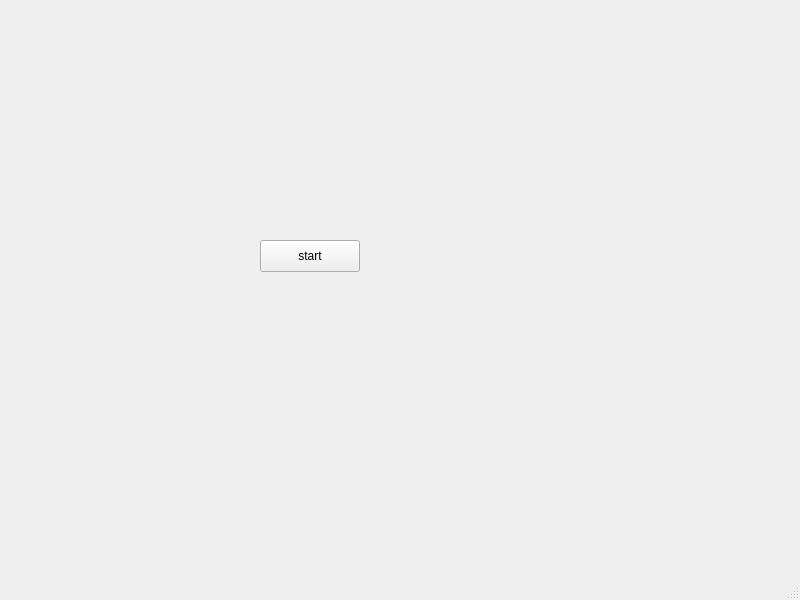
Qt form noobmainwindow.ui (UofU-CS3505/cs3505-assignment9-KingsleyCRS) before a commit.
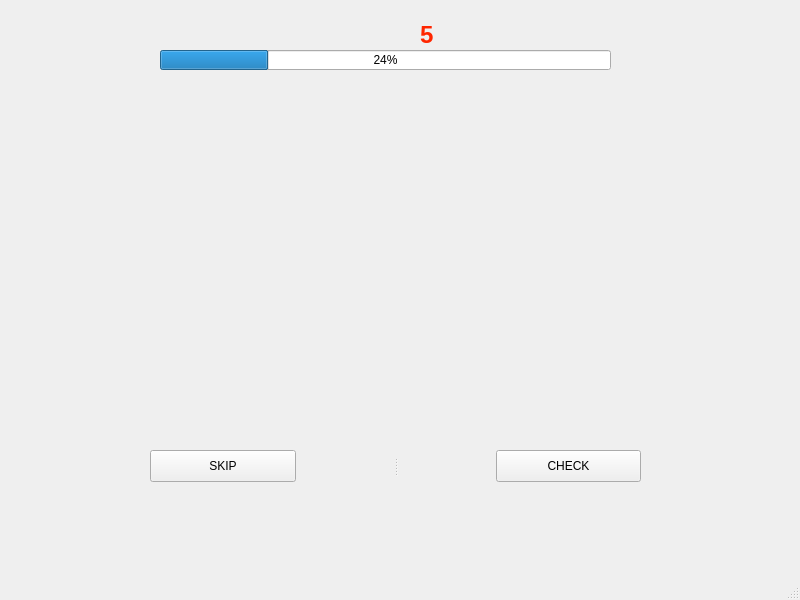
The same form after that commit. Icons and pictures are not drawn.

```diff
--- a/noobmainwindow.ui
+++ b/noobmainwindow.ui
@@ -14,18 +14,73 @@
    <string>MainWindow</string>
   </property>
   <widget class="QWidget" name="centralwidget">
-   <widget class="QPushButton" name="backButton">
+   <widget class="QProgressBar" name="progressBar">
     <property name="geometry">
      <rect>
-      <x>260</x>
-      <y>240</y>
-      <width>100</width>
+      <x>160</x>
+      <y>50</y>
+      <width>451</width>
+      <height>20</height>
+     </rect>
+    </property>
+    <property name="value">
+     <number>24</number>
+    </property>
+   </widget>
+   <widget class="QLabel" name="label">
+    <property name="geometry">
+     <rect>
+      <x>370</x>
+      <y>20</y>
+      <width>31</width>
+      <height>31</height>
+     </rect>
+    </property>
+    <property name="styleSheet">
+     <string notr="true">border-image: url(:/heart.jpg);</string>
+    </property>
+    <property name="text">
+     <string/>
+    </property>
+   </widget>
+   <widget class="QLabel" name="label_2">
+    <property name="geometry">
+     <rect>
+      <x>420</x>
+      <y>20</y>
+      <width>21</width>
+      <height>31</height>
+     </rect>
+    </property>
+    <property name="text">
+     <string>&lt;html&gt;&lt;head/&gt;&lt;body&gt;&lt;p&gt;&lt;span style=&quot; font-size:18pt; font-weight:700; color:#ff2600;&quot;&gt;5&lt;/span&gt;&lt;/p&gt;&lt;/body&gt;&lt;/html&gt;</string>
+    </property>
+   </widget>
+   <widget class="QSplitter" name="splitter">
+    <property name="geometry">
+     <rect>
+      <x>150</x>
+      <y>450</y>
+      <width>491</width>
       <height>32</height>
      </rect>
     </property>
-    <property name="text">
-     <string>start</string>
+    <property name="orientation">
+     <enum>Qt::Horizontal</enum>
     </property>
+    <property name="handleWidth">
+     <number>200</number>
+    </property>
+    <widget class="QPushButton" name="backButton">
+     <property name="text">
+      <string>SKIP</string>
+     </property>
+    </widget>
+    <widget class="QPushButton" name="backButton_2">
+     <property name="text">
+      <string>CHECK</string>
+     </property>
+    </widget>
    </widget>
   </widget>
   <widget class="QMenuBar" name="menubar">
```
Left out of the diff: 2 changed lines with no effect on the pictures.
